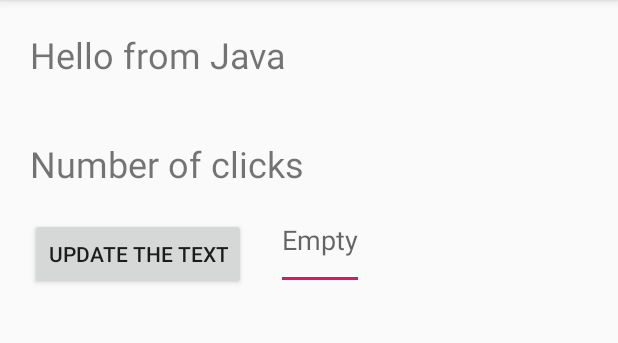
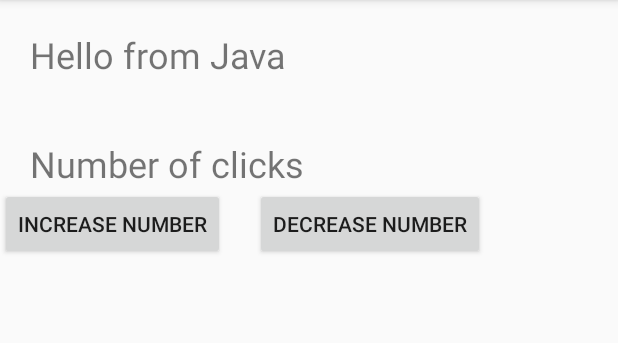
Before and after one commit to VladisLight/AndroidStudioProjects, an Android app: the screen it shows after launch (MainActivity), on a phone screen of 412 x 824 dp, the part 84-427 px from its top. Run offline under Robolectric (Android 15) with nearby library versions, the phone set to English and light mode, and no system bars.

```diff
--- a/app/src/main/java/com/example/bondarenko/MainActivity.java
+++ b/app/src/main/java/com/example/bondarenko/MainActivity.java
@@ -3,26 +3,20 @@ package com.example.bondarenko;
 import android.support.v7.app.AppCompatActivity;
 import android.os.Bundle;
 import android.view.View;
-import android.widget.AdapterView;
 import android.widget.ArrayAdapter;
 import android.widget.Button;
-import android.widget.EditText;
-import android.widget.ListView;
 import android.widget.TextView;
 
 import java.util.ArrayList;
 
-import static android.widget.AdapterView.*;
 
-public class MainActivity extends AppCompatActivity implements View.OnClickListener, OnItemClickListener {
+public class MainActivity extends AppCompatActivity {
 
     TextView tv;
     Button button1;
-    EditText edit;
+    Button button2;
     TextView tv2;
     int counter = 0;
-
-    ListView listView;
     ArrayList nameList = new ArrayList();
     ArrayAdapter arrayAdapter;
 
@@ -37,28 +31,41 @@ public class MainActivity extends AppCompatActivity implements View.OnClickListe
         tv2.setText("Number of clicks");
 
         button1 = findViewById(R.id.btn1);
-        button1.setOnClickListener(this);
-        edit = findViewById(R.id.edit);
-
-        listView = findViewById(R.id.listview);
+        View.OnClickListener onClick = new View.OnClickListener() {
+            @Override
+            public void onClick(View v) {
+                arrayAdapter.notifyDataSetChanged();
+                counter = counter + 1;
+                tv2.setText("Кнопка нажата " +Integer.toString(counter) + getEndWord());            }
+        };
+        View.OnClickListener DecreaseClick = new View.OnClickListener() {
+            @Override
+            public void onClick(View v) {
+                arrayAdapter.notifyDataSetChanged();
+                counter = counter - 1;
+                tv2.setText("Кнопка нажата "+ Integer.toString(counter)+ getEndWord());            }
+        };
+        button1.setOnClickListener(onClick);
+        button2 = findViewById(R.id.btn2);
+        button2.setOnClickListener(DecreaseClick);
         arrayAdapter = new ArrayAdapter(this,
                 android.R.layout.simple_list_item_1, nameList);
-        listView.setAdapter(arrayAdapter);
-        listView.setOnItemClickListener(this);
     }
 
-    @Override
-    public void onClick(View v) {
-        //tv.setText(getString(R.string.Text_after));
-        //tv.setText(edit.getText());
+    private String getEndWord() {
+        long absScore = Math.abs(counter);
+        long lastScoreDigit = absScore % 10;
+        if (lastScoreDigit == 0 || lastScoreDigit == 1)
+            return " раз";
+        if (absScore == 2 || absScore == 3 || absScore == 4)
+            return " раза";
+        if (absScore < 20)
+            return " раз";
+        return " раза";
+    }
 
-        nameList.add(edit.getText().toString());
-        arrayAdapter.notifyDataSetChanged();
-        counter = counter + 1;
-        tv2.setText(Integer.toString(counter));
-    }
-    @Override
-    public void onItemClick(AdapterView<?> parent, View view, int position, long id) {
-        tv.setText(nameList.get(position).toString());
-    }
+    //@Override
+    //public void onItemClick(AdapterView<?> parent, View view, int position, long id) {
+        //tv.setText(nameList.get(position).toString());
+    //}
 }
--- a/app/src/main/res/layout/activity_main.xml
+++ b/app/src/main/res/layout/activity_main.xml
@@ -1,6 +1,8 @@
 <?xml version="1.0" encoding="utf-8"?>
 <LinearLayout
     xmlns:android="http://schemas.android.com/apk/res/android"
+    xmlns:app="http://schemas.android.com/apk/res-auto"
+    xmlns:tools="http://schemas.android.com/tools"
     android:layout_width="wrap_content"
     android:layout_height="wrap_content"
     android:orientation="vertical">
@@ -25,26 +27,26 @@
     <LinearLayout
         android:layout_width="wrap_content"
         android:layout_height="wrap_content">
-    <Button
-        android:id="@+id/btn1"
+
+        <Button
+            android:id="@+id/btn1"
+            android:layout_width="wrap_content"
+            android:layout_height="wrap_content"
+            android:layout_marginLeft="0dp"
+            android:layout_marginTop="0dp"
+            android:text="@string/btn1" />
+
+        <Button
+        android:id="@+id/btn2"
         android:layout_marginLeft="20dp"
-        android:layout_marginTop="20dp"
-        android:text="@string/btn1"
-        android:layout_height="wrap_content"
-        android:layout_width="wrap_content" />
+        android:layout_marginTop="0dp"
+        android:text="@string/btn2"
+        android:layout_width="wrap_content"
+        android:layout_height="wrap_content" />
 
-    <EditText
-        android:layout_width="match_parent"
-        android:layout_height="match_parent"
-        android:id="@+id/edit"
-        android:layout_marginTop="2dp"
-        android:layout_marginLeft="20dp"
-        android:hint="@string/hint"
-        />
     </LinearLayout>
 
-    <ListView
-        android:id="@+id/listview"
+        //android:id="@+id/listview"
         android:layout_width="wrap_content"
         android:layout_height="match_parent"/>
 
--- a/app/src/main/res/values/strings.xml
+++ b/app/src/main/res/values/strings.xml
@@ -1,10 +1,10 @@
 <resources>
     <string name="app_name">My Application</string>
     <string name="hello">Hello world</string>
-    <string name="btn1">Update the text</string>
+    <string name="btn1">Increase number</string>
     <string name="HelloJava">Hello from Java</string>
     <string name="Text_after">Button pressed</string>
-    <string name="hint">Empty</string>
     <string name="tv2">Count clicks</string>
+    <string name="btn2">Decrease number</string>
 
 </resources>
```
